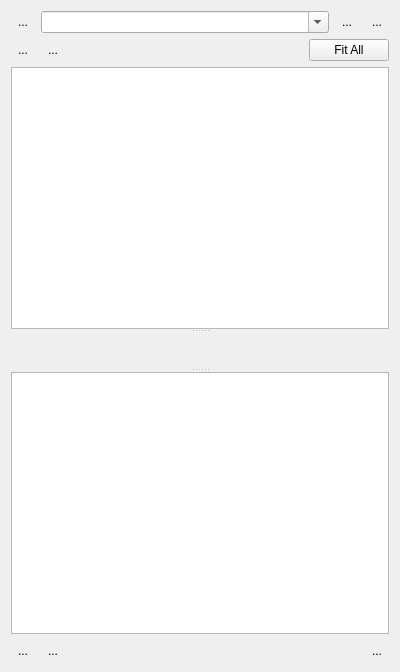
Old version of the form ui/AnalysisControl.ui in the repository MonroeQuantumNetworks/IonControl.
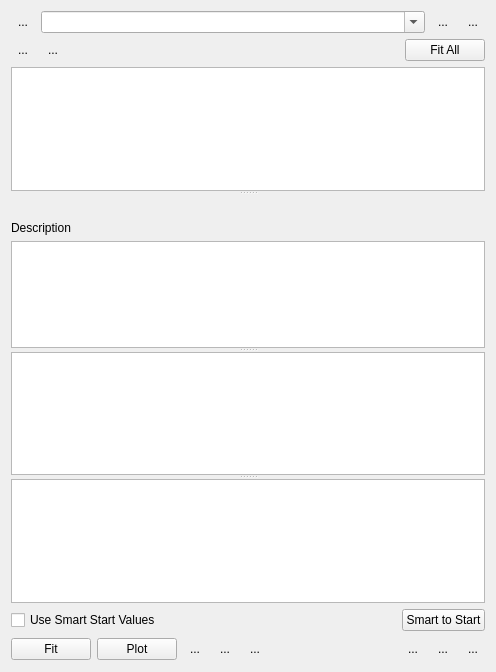
New version of the form. Icons and pictures are not drawn. Custom widgets are drawn as their Qt base class.

Commit message: still work in progress. AnalysisControl now has its own version of a FitUi.

Patch:
```diff
--- a/ui/AnalysisControl.ui
+++ b/ui/AnalysisControl.ui
@@ -6,7 +6,7 @@
    <rect>
     <x>0</x>
     <y>0</y>
-    <width>400</width>
+    <width>496</width>
     <height>672</height>
    </rect>
   </property>
@@ -188,15 +188,159 @@
         </layout>
        </item>
        <item>
-        <widget class="QWidget" name="fitWidgetWidget" native="true"/>
+        <widget class="QLabel" name="descriptionLabel">
+         <property name="text">
+          <string>Description</string>
+         </property>
+         <property name="wordWrap">
+          <bool>true</bool>
+         </property>
+         <property name="textInteractionFlags">
+          <set>Qt::LinksAccessibleByMouse|Qt::TextSelectableByMouse</set>
+         </property>
+        </widget>
+       </item>
+       <item>
+        <widget class="TableViewExtended" name="parameterTableView"/>
        </item>
       </layout>
      </widget>
+     <widget class="TableViewExtended" name="resultsTableView"/>
      <widget class="TableViewExtended" name="pushTableView"/>
     </widget>
    </item>
+   <item>
+    <layout class="QHBoxLayout" name="horizontalLayout_5">
+     <item>
+      <widget class="QCheckBox" name="checkBoxUseSmartStartValues">
+       <property name="text">
+        <string>Use Smart Start Values</string>
+       </property>
+      </widget>
+     </item>
+     <item>
+      <spacer name="horizontalSpacer_4">
+       <property name="orientation">
+        <enum>Qt::Horizontal</enum>
+       </property>
+       <property name="sizeHint" stdset="0">
+        <size>
+         <width>37</width>
+         <height>21</height>
+        </size>
+       </property>
+      </spacer>
+     </item>
+     <item>
+      <widget class="QPushButton" name="getSmartStartButton">
+       <property name="text">
+        <string>Smart to Start</string>
+       </property>
+      </widget>
+     </item>
+    </layout>
+   </item>
    <item>
     <layout class="QHBoxLayout" name="horizontalLayout">
+     <item>
+      <widget class="QPushButton" name="fitButton">
+       <property name="text">
+        <string>Fit</string>
+       </property>
+      </widget>
+     </item>
+     <item>
+      <widget class="QPushButton" name="plotButton">
+       <property name="text">
+        <string>Plot</string>
+       </property>
+      </widget>
+     </item>
+     <item>
+      <widget class="QToolButton" name="removePlotButton">
+       <property name="minimumSize">
+        <size>
+         <width>24</width>
+         <height>24</height>
+        </size>
+       </property>
+       <property name="toolTip">
+        <string>remove fit or plot from trace</string>
+       </property>
+       <property name="statusTip">
+        <string/>
+       </property>
+       <property name="text">
+        <string>...</string>
+       </property>
+       <property name="icon">
+        <iconset resource="Experiment.qrc">
+         <normaloff>:/openicon/icons/edit-delete-6.png</normaloff>:/openicon/icons/edit-delete-6.png</iconset>
+       </property>
+       <property name="autoRaise">
+        <bool>true</bool>
+       </property>
+      </widget>
+     </item>
+     <item>
+      <widget class="QToolButton" name="extractButton">
+       <property name="minimumSize">
+        <size>
+         <width>24</width>
+         <height>24</height>
+        </size>
+       </property>
+       <property name="toolTip">
+        <string>copy the fit from the first selected trace</string>
+       </property>
+       <property name="text">
+        <string>...</string>
+       </property>
+       <property name="icon">
+        <iconset resource="Experiment.qrc">
+         <normaloff>:/openicon/icons/color-picker-black.png</normaloff>:/openicon/icons/color-picker-black.png</iconset>
+       </property>
+       <property name="autoRaise">
+        <bool>true</bool>
+       </property>
+      </widget>
+     </item>
+     <item>
+      <widget class="QToolButton" name="copyButton">
+       <property name="minimumSize">
+        <size>
+         <width>24</width>
+         <height>24</height>
+        </size>
+       </property>
+       <property name="toolTip">
+        <string>copy fitted values to start values</string>
+       </property>
+       <property name="text">
+        <string>...</string>
+       </property>
+       <property name="icon">
+        <iconset resource="Experiment.qrc">
+         <normaloff>:/openicon/icons/arrow-left-2.png</normaloff>:/openicon/icons/arrow-left-2.png</iconset>
+       </property>
+       <property name="autoRaise">
+        <bool>true</bool>
+       </property>
+      </widget>
+     </item>
+     <item>
+      <spacer name="horizontalSpacer">
+       <property name="orientation">
+        <enum>Qt::Horizontal</enum>
+       </property>
+       <property name="sizeHint" stdset="0">
+        <size>
+         <width>40</width>
+         <height>20</height>
+        </size>
+       </property>
+      </spacer>
+     </item>
      <item>
       <widget class="QToolButton" name="addPushButton">
        <property name="text">
@@ -225,19 +369,6 @@
        </property>
       </widget>
      </item>
-     <item>
-      <spacer name="horizontalSpacer">
-       <property name="orientation">
-        <enum>Qt::Horizontal</enum>
-       </property>
-       <property name="sizeHint" stdset="0">
-        <size>
-         <width>40</width>
-         <height>20</height>
-        </size>
-       </property>
-      </spacer>
-     </item>
      <item>
       <widget class="QToolButton" name="pushButton">
        <property name="text">
```
The commit also changes 8 other files.
